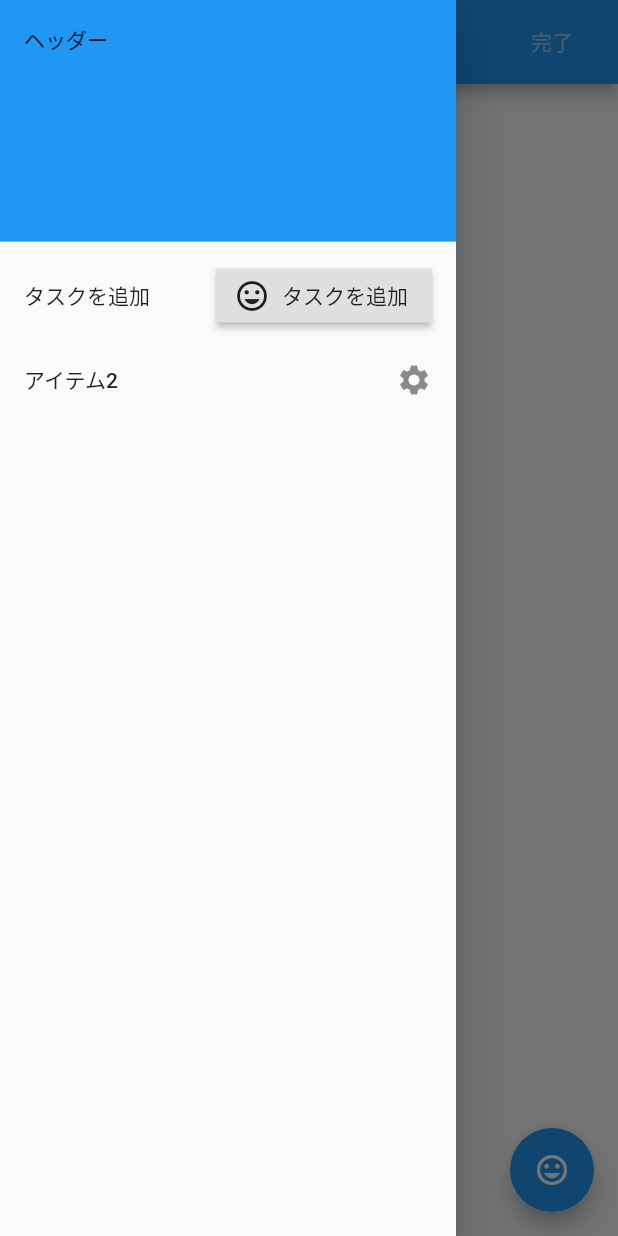
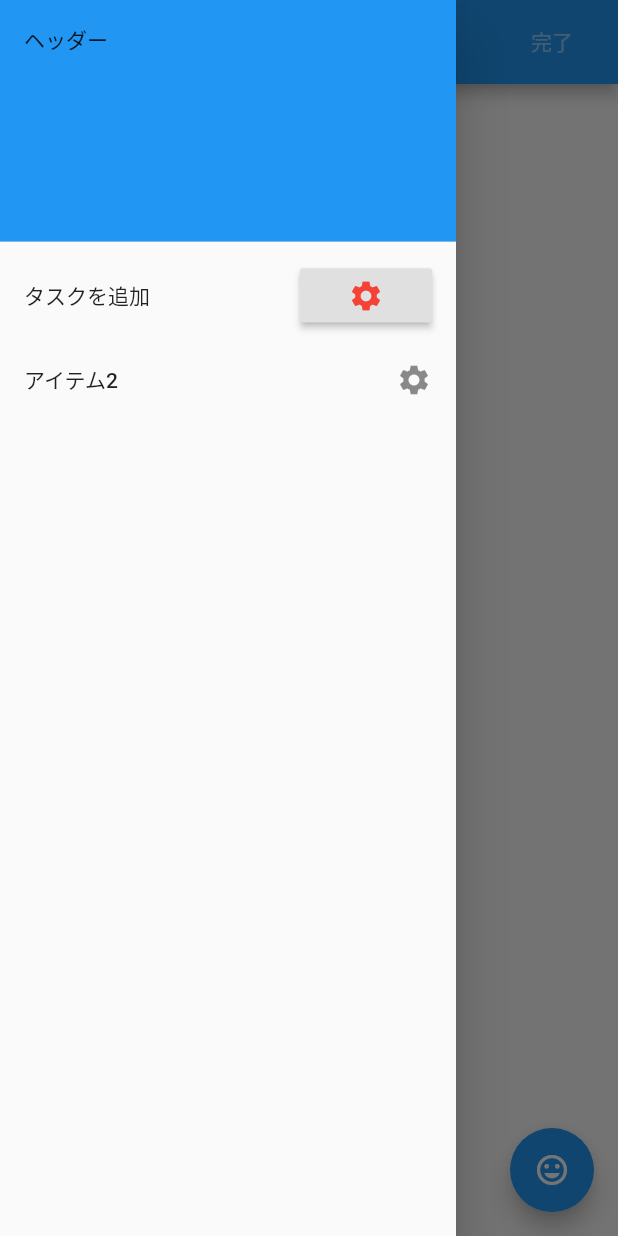
Before and after one commit to sunachun/todoapp, a Flutter app: the screen it shows after launch, with the side drawer open, on a phone screen of 412 x 824 dp. Run offline on Flutter 3.47's test engine with Material 2 defaults, Android fonts, the phone set to English and light mode, and no system bars; our stand-ins replace cloud_firestore, firebase_core; accounts and stored records are empty.

Commit message:
ハンバーガメニュー

```diff
--- a/lib/main.dart
+++ b/lib/main.dart
@@ -62,22 +62,19 @@ class MainPage extends StatelessWidget {
                     ),
                   ),
                   ListTile(
-                    title: Text('タスクを追加'),
+                    title: Text("タスクを追加"),
                     // ignore: deprecated_member_use
-                    trailing: RaisedButton.icon(
-                      icon: const Icon(
-                        Icons.tag_faces,
+                    trailing: RaisedButton(
+                      child: Icon(
+                        Icons.settings,
+                        color: Colors.red,
                       ),
-                      label: const Text('タスクを追加'),
-                      onPressed: () async {
-                        //遷移先を記述
-                        await Navigator.push(
-                          context,
-                          MaterialPageRoute(
-                            builder: (context) => AddPage(model),
-                            fullscreenDialog: true,
-                          ),
-                        );
+                      onPressed: () {
+                        Navigator.push(
+                            context,
+                            MaterialPageRoute(
+                              builder: (context) => AddPage(model),
+                            ));
                       },
                     ),
                   ),
```
